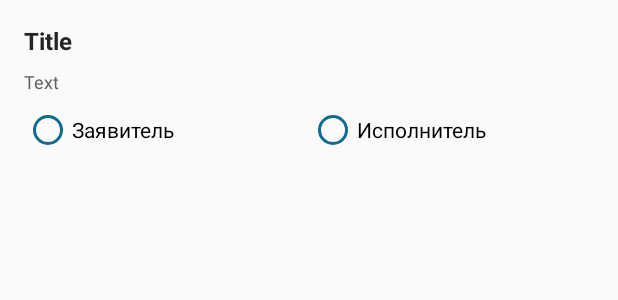
After one commit to LinerSRT/I-Desk, an Android app: the layout selection_dialog_layout.xml on its own in the app's theme, with its tools: preview values and no code run, on a phone screen of 412 x 824 dp. The commit adds this screen. Shown: the top 300 px of the screen. Run offline under Robolectric (Android 15) with nearby library versions, the phone set to English and light mode, and no system bars.

Commit message:
Recreate splash logic and UI finalize

```diff
--- a/app/src/main/java/com/liner/i_desk/UI/IndeterminateBottomSheetDialog.java
+++ b/app/src/main/java/com/liner/i_desk/Utils/Views/IndeterminateBottomSheetDialog.java
@@ -1,4 +1,4 @@
-package com.liner.i_desk.UI;
+package com.liner.i_desk.Utils.Views;
 
 import android.annotation.SuppressLint;
 import android.app.Activity;
--- a/app/src/main/java/com/liner/i_desk/UI/SimpleBottomSheetDialog.java
+++ b/app/src/main/java/com/liner/i_desk/Utils/Views/SimpleBottomSheetDialog.java
@@ -1,4 +1,4 @@
-package com.liner.i_desk.UI;
+package com.liner.i_desk.Utils.Views;
 
 import android.annotation.SuppressLint;
 import android.app.Activity;
--- a/app/src/main/res/layout/activity_splash.xml
+++ b/app/src/main/res/layout/activity_splash.xml
@@ -6,7 +6,6 @@
     android:layout_height="match_parent"
     android:background="?backgroundColor"
     android:gravity="center"
-    android:orientation="vertical"
     android:animateLayoutChanges="true"
     tools:context=".UI.SplashActivity">
 
@@ -28,7 +27,7 @@
         android:id="@+id/splashDescriptionText"
         android:layout_width="wrap_content"
         android:layout_height="wrap_content"
-        android:layout_marginBottom="32dp"
+        android:layout_marginBottom="8dp"
         android:text="Для работы необходимо войти в аккаунт или создать новый"
         android:textColor="?textColorDark"
         android:textSize="@dimen/secondaryTextSizeSmall"
--- /dev/null
+++ b/app/src/main/res/layout/selection_dialog_layout.xml
@@ -0,0 +1,57 @@
+<?xml version="1.0" encoding="utf-8"?>
+<LinearLayout xmlns:android="http://schemas.android.com/apk/res/android"
+    android:orientation="vertical"
+    android:layout_width="match_parent"
+    android:padding="@dimen/contentMargin"
+    android:layout_height="wrap_content">
+
+    <TextView
+        android:id="@+id/selectionDialogTitle"
+        android:layout_width="match_parent"
+        android:layout_height="wrap_content"
+        android:textColor="?textColor"
+        android:textSize="@dimen/primaryTextSizeLarge"
+        android:text="Title"
+        android:textStyle="bold"
+        android:maxLines="2"/>
+
+    <TextView
+        android:id="@+id/selectionDialogText"
+        android:layout_width="match_parent"
+        android:layout_height="wrap_content"
+        android:layout_marginTop="@dimen/contentMarginHalf"
+        android:text="Text"
+        android:layout_marginBottom="@dimen/contentMarginHalf"
+        android:textColor="?textColorDark"
+        android:textSize="@dimen/secondaryTextSize"/>
+
+    <RadioGroup
+        android:id="@+id/selectionRadioGroup"
+        android:layout_width="match_parent"
+        android:layout_height="wrap_content"
+        android:gravity="center"
+        android:orientation="horizontal">
+
+        <RadioButton
+        android:id="@+id/selectionDialog1"
+        android:layout_width="0dp"
+        android:layout_weight="1"
+        android:layout_height="wrap_content"
+        android:buttonTint="?colorPrimaryDark"
+        android:text="Заявитель" />
+
+        <RadioButton
+            android:id="@+id/selectionDialog2"
+            android:layout_width="0dp"
+            android:layout_weight="1"
+            android:layout_height="wrap_content"
+            android:buttonTint="?colorPrimaryDark"
+            android:text="Исполнитель" />
+    </RadioGroup>
+
+    <View
+        android:layout_width="match_parent"
+        android:layout_height="64dp"/>
+
+
+</LinearLayout>
```
Also changed, not shown: app/src/main/java/com/liner/i_desk/UI/SplashActivity.java (+18 -2 lines), app/src/main/java/com/liner/i_desk/Utils/Views/SelectionBottomSheetDialog.java (added, +77 -0 lines).
